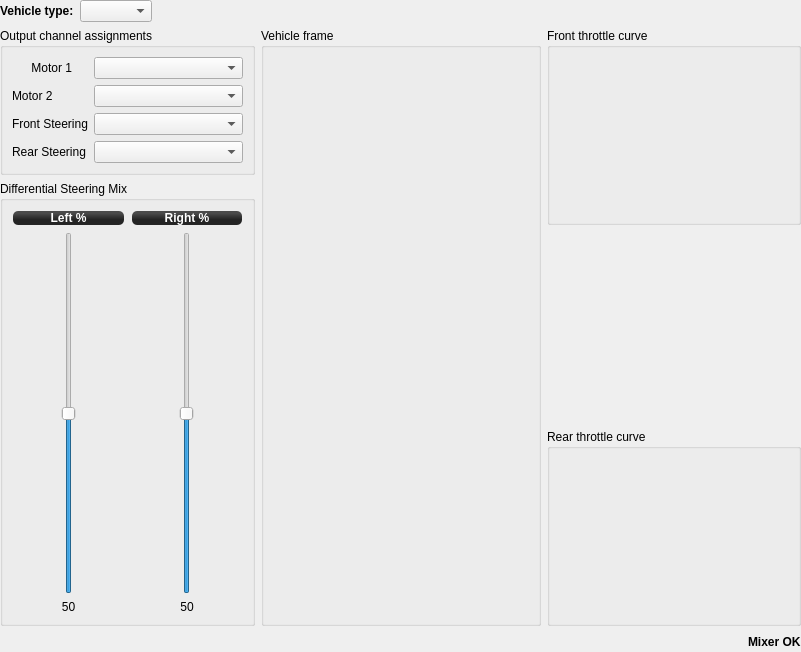
Qt form ground/gcs/src/plugins/config/airframe_ground.ui (librepilot/LibrePilot) before a commit.
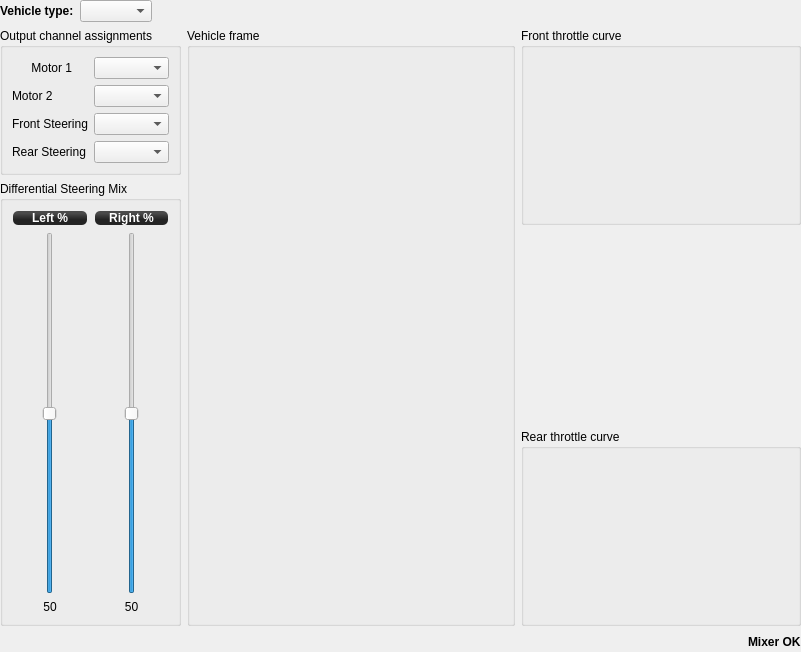
The same form after that commit. Custom widgets are drawn as their Qt base class.

Commit message: LP-454 GroundVehicle tab: Keep left column to minimum

Diff of the .ui file:
```diff
--- a/ground/gcs/src/plugins/config/airframe_ground.ui
+++ b/ground/gcs/src/plugins/config/airframe_ground.ui
@@ -84,7 +84,7 @@
        <item>
         <widget class="QGroupBox" name="groupBox_7">
          <property name="sizePolicy">
-          <sizepolicy hsizetype="MinimumExpanding" vsizetype="Preferred">
+          <sizepolicy hsizetype="Minimum" vsizetype="Preferred">
            <horstretch>0</horstretch>
            <verstretch>0</verstretch>
           </sizepolicy>
@@ -206,7 +206,7 @@
           <bool>true</bool>
          </property>
          <property name="sizePolicy">
-          <sizepolicy hsizetype="MinimumExpanding" vsizetype="Preferred">
+          <sizepolicy hsizetype="Minimum" vsizetype="Preferred">
            <horstretch>0</horstretch>
            <verstretch>0</verstretch>
           </sizepolicy>
```
